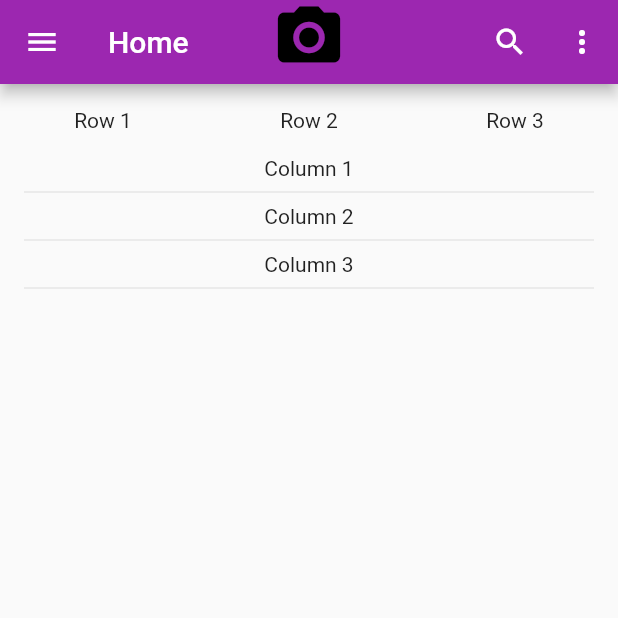
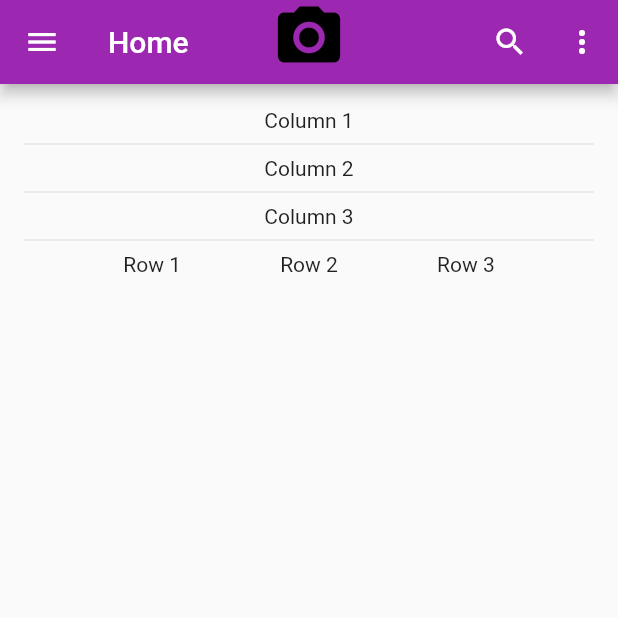
Before and after one commit to rohansunar15/flutter_practise_ch6, a Flutter app: the screen it shows after launch, on a phone screen of 412 x 824 dp, the top half of it. Run offline on Flutter 3.47's test engine with Material 2 defaults, Android fonts, the phone set to English and light mode, and no system bars.

Commit message:
row widget inside column widget

```diff
--- a/lib/Home.dart
+++ b/lib/Home.dart
@@ -73,18 +73,6 @@ class ContainerWithBoxContainetWidget extends StatelessWidget {
   Widget build(BuildContext context) {
     return Column(
       children: <Widget>[
-        Row(
-          crossAxisAlignment: CrossAxisAlignment.start,
-          mainAxisAlignment: MainAxisAlignment.spaceEvenly,
-          mainAxisSize: MainAxisSize.max,
-          children: <Widget>[
-            Text('Row 1'),
-            Padding(padding: EdgeInsets.all(16.0),),
-            Text('Row 2'),
-            Padding(padding: EdgeInsets.all(16.0),),
-            Text('Row 3'),
-            ],
-          ),
         Column(
           crossAxisAlignment: CrossAxisAlignment.center,
           mainAxisAlignment: MainAxisAlignment.spaceEvenly,
@@ -96,6 +84,15 @@ class ContainerWithBoxContainetWidget extends StatelessWidget {
             Divider(),
             Text('Column 3'),
             Divider(),
+            Row(
+              mainAxisAlignment: MainAxisAlignment.spaceEvenly,
+              children: <Widget>[
+                Text('Row 1'),
+                Text('Row 2'),
+                Text('Row 3'),
+              ],
+
+            ),
           ],
         ),
         ],
```
